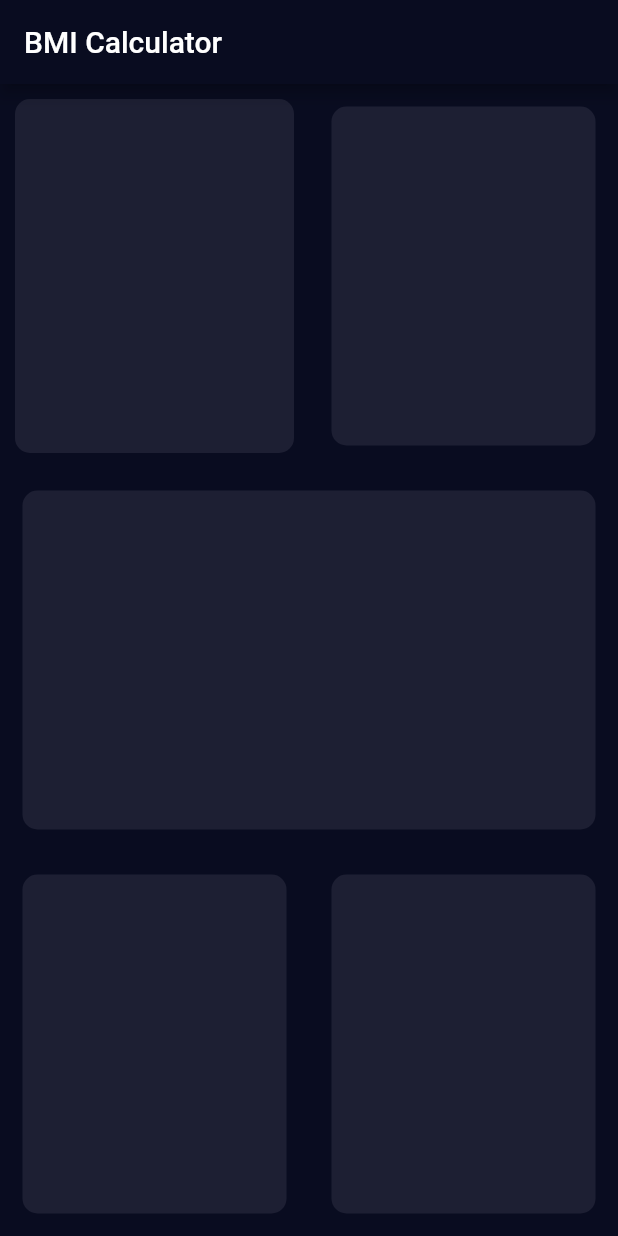
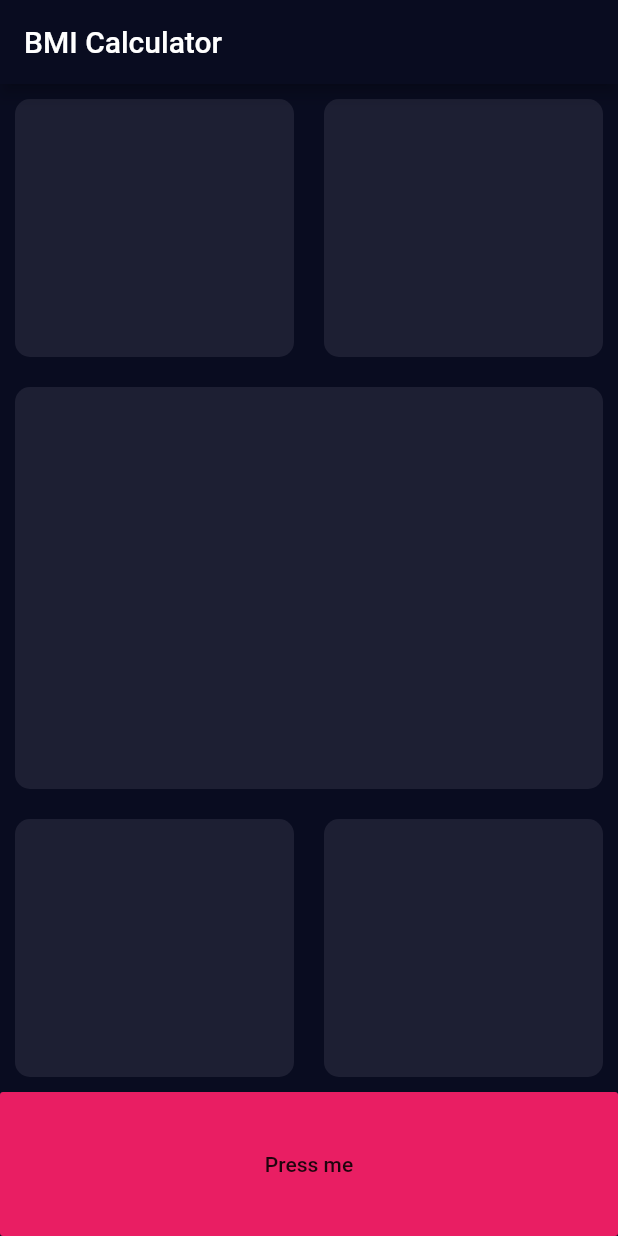
Before and after one commit to ghulamrasuldev/bmi_calculator, a Flutter app: the screen it shows after launch, on a phone screen of 412 x 824 dp. Run offline on Flutter 3.47's test engine with Material 2 defaults, Android fonts, the phone set to English and light mode, and no system bars.

Commit message:
Refactoring Containers

```diff
--- a/lib/InputPage.dart
+++ b/lib/InputPage.dart
@@ -17,63 +17,59 @@ class _InputPAgeState extends State<InputPAge> {
           crossAxisAlignment: CrossAxisAlignment.stretch,
           children: [
             Expanded(
+              flex: 2,
               child: Row(
                 children: [
                   Expanded(
-                    child: Container(
-                      margin: EdgeInsets.all(10),
-                      decoration: BoxDecoration(
-                        color: Color(0xff1D1F33),
-                        borderRadius: BorderRadius.circular(10),
-                      ),
-                    ),
+                    child: ReusableCard(Color(0xff1d1f33)),
                   ),
                   Expanded(
-                    child: Container(
-                      margin: EdgeInsets.all(15),
-                      decoration: BoxDecoration(
-                        color: Color(0xff1D1F33),
-                        borderRadius: BorderRadius.circular(10),
-                      ),
-                    ),
+                    child: ReusableCard(Color(0xff1d1f33)),
                   ),
                 ],
               ),
             ),
             Expanded(
-              child: Container(
-                margin: EdgeInsets.all(15),
-                decoration: BoxDecoration(
-                  color: Color(0xff1D1F33),
-                  borderRadius: BorderRadius.circular(10),
-                ),
-              ),
+              flex: 3,
+              child: ReusableCard(Color(0xff1d1f33)),
             ),
             Expanded(
+              flex: 2,
               child: Row(
                 children: [
                   Expanded(
-                    child: Container(
-                      margin: EdgeInsets.all(15),
-                      decoration: BoxDecoration(
-                        color: Color(0xff1D1F33),
-                        borderRadius: BorderRadius.circular(10),
-                      ),
-                    ),
+                    child: ReusableCard(Color(0xff1d1f33)),
                   ),
                   Expanded(
-                    child: Container(
-                      margin: EdgeInsets.all(15),
-                      decoration: BoxDecoration(
-                        color: Color(0xff1D1F33),
-                        borderRadius: BorderRadius.circular(10),
-                      ),
-                    ),
+                    child: ReusableCard(Color(0xff1d1f33)),
                   ),
                 ],
               ),
             ),
+            Expanded(
+              child: FlatButton(
+                onPressed: () {},
+                child: Text('Press me'),
+                color: Colors.pink,
+              ),
+            )
           ],
         ));
   }
 }
+
+class ReusableCard extends StatelessWidget {
+  ReusableCard(this.color);
+  final Color color;
+
+  @override
+  Widget build(BuildContext context) {
+    return Container(
+      margin: EdgeInsets.all(10),
+      decoration: BoxDecoration(
+        color: color,
+        borderRadius: BorderRadius.circular(10),
+      ),
+    );
+  }
+}
```
